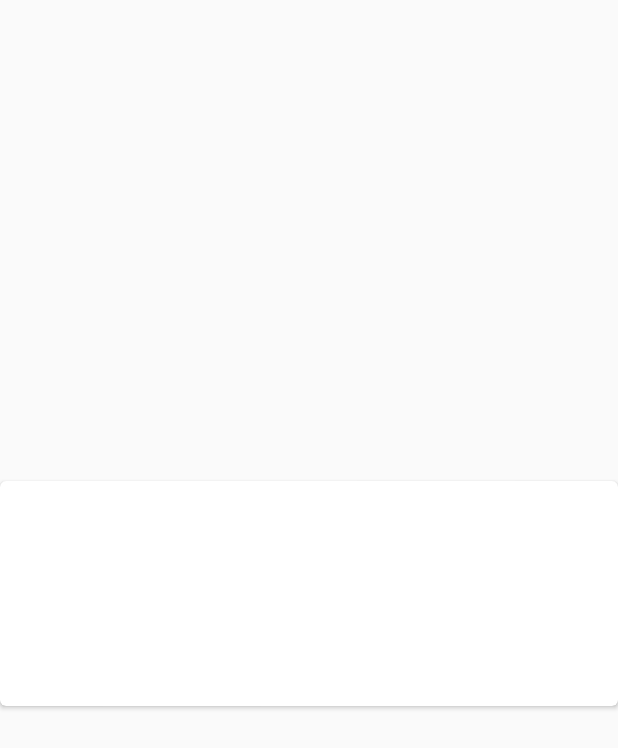
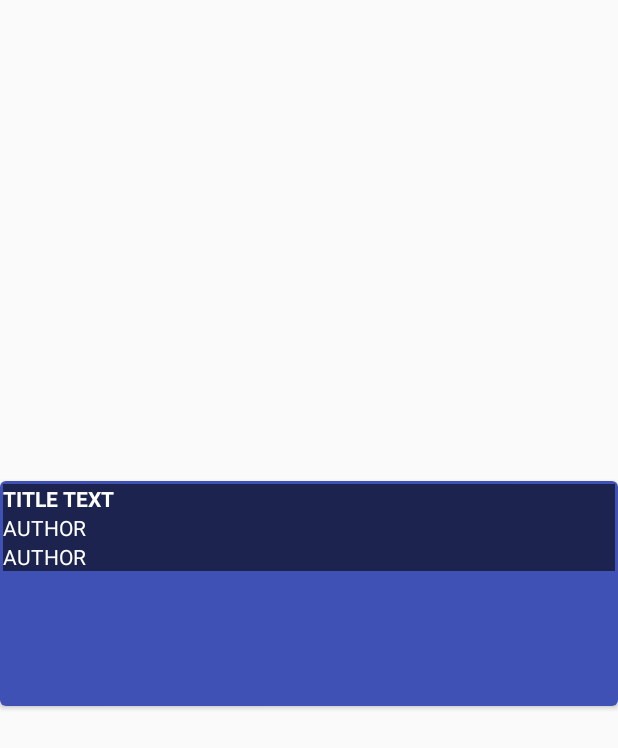
Before and after one commit to nuily/HW_11-10_FeedMeArticles, an Android app: the layout view_layout.xml on its own in the app's theme, with its tools: preview values and no code run, on a phone screen of 412 x 824 dp. Shown: the top 748 px of the screen. Run offline under Robolectric (Android 15) with nearby library versions, the phone set to English and light mode, and no system bars.

```diff
--- a/app/src/main/AndroidManifest.xml
+++ b/app/src/main/AndroidManifest.xml
@@ -1,6 +1,8 @@
 <?xml version="1.0" encoding="utf-8"?>
 <manifest xmlns:android="http://schemas.android.com/apk/res/android"
     package="nyc.c4q.huilin.feedmejobs">
+
+    <uses-permission android:name="android.permission.INTERNET"/>
 
     <application
         android:allowBackup="true"
--- a/app/src/main/java/nyc/c4q/huilin/feedmejobs/Data.java
+++ b/app/src/main/java/nyc/c4q/huilin/feedmejobs/Data.java
@@ -30,4 +30,5 @@ public class Data {
     public void setAlcoholType(String alcoholType) {
         this.alcoholType = alcoholType;
     }
+
 }
--- a/app/src/main/res/layout/view_layout.xml
+++ b/app/src/main/res/layout/view_layout.xml
@@ -1,31 +1,57 @@
 <?xml version="1.0" encoding="utf-8"?>
 <android.support.v7.widget.CardView xmlns:android="http://schemas.android.com/apk/res/android"
     xmlns:card_view="http://schemas.android.com/apk/res-auto"
+    xmlns:tools="http://schemas.android.com/tools"
     android:id="@+id/card_view"
-    android:background="@android:color/darker_gray"
-    android:layout_marginBottom="@dimen/activity_horizontal_margin"
     android:layout_width="match_parent"
     android:layout_height="150dp"
     android:layout_gravity="center"
+    android:layout_marginBottom="@dimen/activity_horizontal_margin"
+    android:background="@android:color/darker_gray"
     card_view:cardCornerRadius="4dp">
+
+    <FrameLayout
+        android:id="@+id/card_view_frame_layout"
+        android:layout_width="match_parent"
+        android:layout_height="match_parent">
+        <ImageView
+            android:id="@+id/background_image"
+            android:layout_width="match_parent"
+            android:layout_height="match_parent"
+            android:scaleType="fitXY"
+            tools:src="@color/colorPrimary"/>
 
         <LinearLayout
             android:id="@+id/cocktailsGalore"
             android:layout_width="match_parent"
             android:layout_height="wrap_content"
             android:orientation="vertical"
-        android:padding="@dimen/activity_horizontal_margin">
-
+            android:padding="2dp"
+            >
 
             <TextView
-            android:id="@+id/drink_name"
+                android:id="@+id/article_title_tv"
                 android:layout_width="match_parent"
                 android:layout_height="match_parent"
-            android:textStyle="bold" />
+                android:textStyle="bold"
+                android:background="#90000000"
+                android:textColor="#FFFFFF"
+                tools:text="TITLE TEXT" />
 
             <TextView
-            android:id="@+id/drink_alco"
+                android:id="@+id/author_tv"
                 android:layout_width="match_parent"
-            android:layout_height="match_parent" />
+                android:layout_height="match_parent"
+                android:background="#90000000"
+                android:textColor="#FFFFFF"
+                tools:text="AUTHOR" />
+            <TextView
+                android:id="@+id/article_text_tv"
+                android:layout_width="match_parent"
+                android:layout_height="match_parent"
+                android:background="#90000000"
+                android:textColor="#FFFFFF"
+                tools:text="AUTHOR" />
         </LinearLayout>
+    </FrameLayout>
 </android.support.v7.widget.CardView>
```
Also changed, not shown: app/build.gradle (+7 -2 lines), app/src/main/java/nyc/c4q/huilin/feedmejobs/DataAdapter.java (+13 -20 lines), app/src/main/java/nyc/c4q/huilin/feedmejobs/DataViewHolder.java (+22 -11 lines), app/src/main/java/nyc/c4q/huilin/feedmejobs/MainActivity.java (+52 -4 lines), app/src/main/java/nyc/c4q/huilin/feedmejobs/POJOs/Article.java (added, +134 -0 lines), app/src/main/java/nyc/c4q/huilin/feedmejobs/network/EngadgetService.java (added, +14 -0 lines), app/src/main/java/nyc/c4q/huilin/feedmejobs/pojos/EngadgetResponse.java (added, +96 -0 lines). Lines whose indentation alone changed are shown as unchanged.
